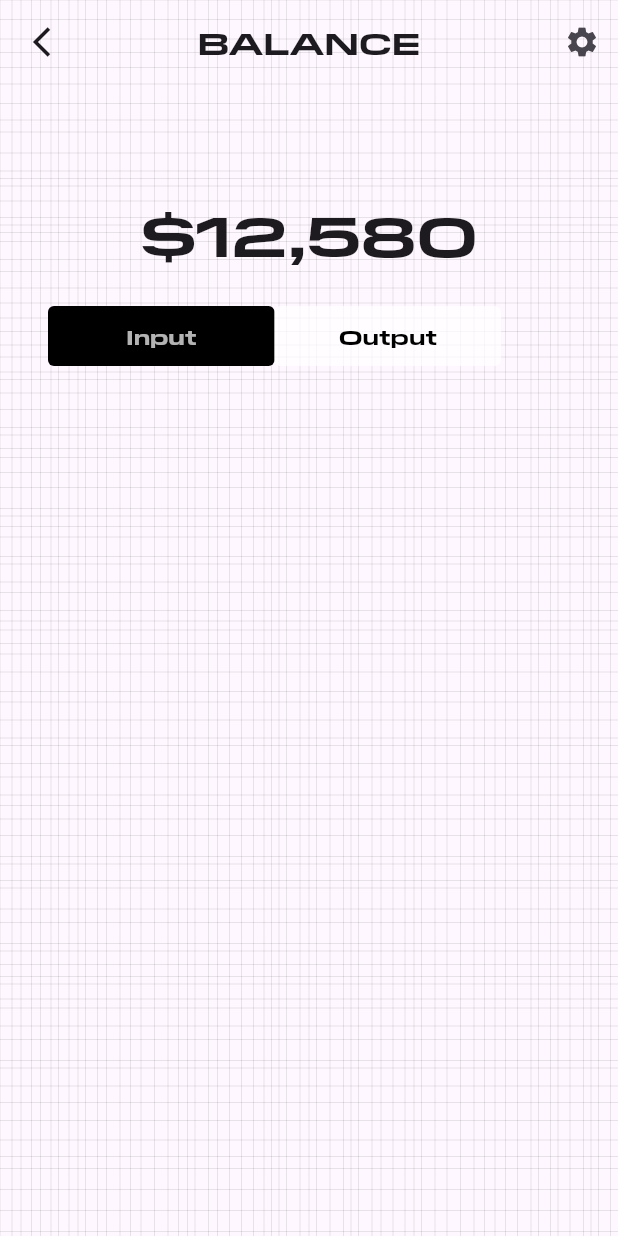
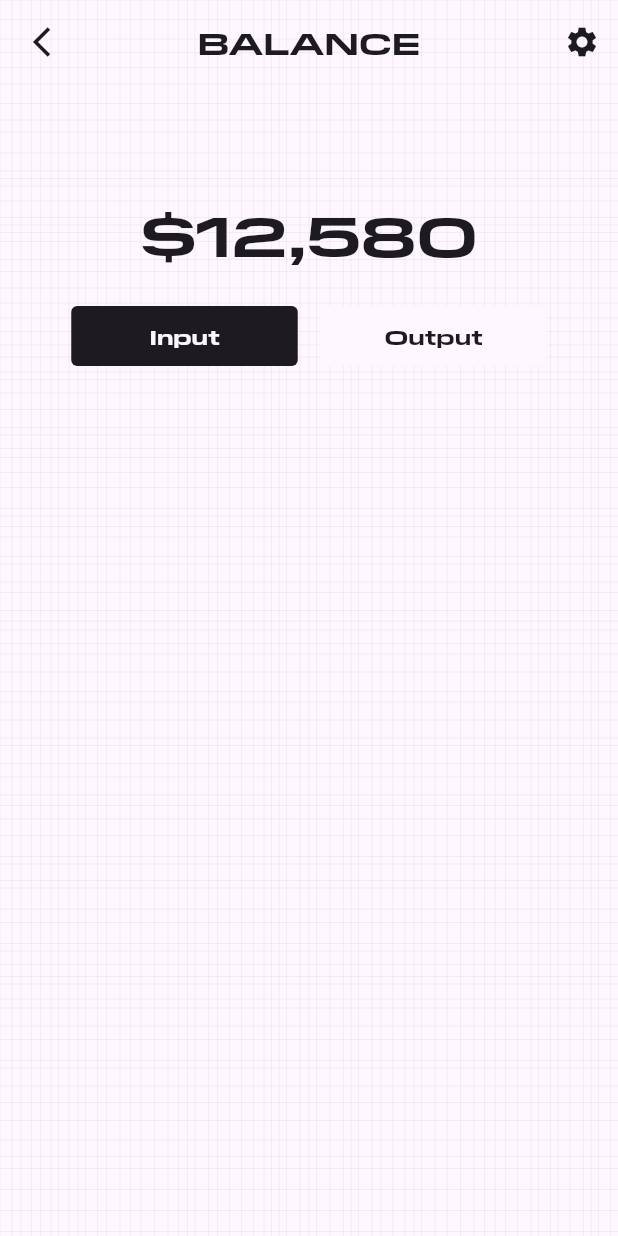
Before and after one commit to johnnybeatzxxd/Flutter-Keno-Android-App, a Flutter app: the screen it shows after launch, after a tap on the "arrow back ios" icon, on a phone screen of 412 x 824 dp. Run offline on Flutter 3.47's test engine with Material 3 defaults, Android fonts, the phone set to English and light mode, and no system bars.

Commit message:
fixed the balance page layout and made the colors to use the theme color

```diff
--- a/lib/pages/balance.dart
+++ b/lib/pages/balance.dart
@@ -1,5 +1,6 @@
 import "package:flutter/material.dart";
 import "dart:math";
+import "package:flutter/widgets.dart";
 
 class BalancePage extends StatelessWidget {
   const BalancePage({super.key});
@@ -11,42 +12,45 @@ class BalancePage extends StatelessWidget {
           children: [
             CustomPaint(
               size: Size.infinite,
-              painter: LinePainter(),
+              painter: LinePainter(context),
             ),
             Column(
               children: [
                 AppBar(
                   backgroundColor: Colors.transparent,
                   elevation: 0,
-                  title: const Text('BALANCE', style: TextStyle(fontFamily: "PilatExtended",fontSize: 20)),
+                  title: Text('BALANCE', style: TextStyle(color: Theme.of(context).colorScheme.onBackground, fontFamily: "PilatExtended",fontSize: 20)),
                   centerTitle: true,
-                  leading: IconButton(icon: const Icon(Icons.arrow_back_ios_sharp),onPressed: (){},),
-                  actions: [IconButton(onPressed: (){}, icon: const Icon(Icons.settings))],
+                  leading: IconButton(icon:  Icon(Icons.arrow_back_ios_sharp,color: Theme.of(context).colorScheme.onBackground,),onPressed: (){},),
+                  actions: [IconButton(onPressed: (){}, icon:  Icon(Icons.settings,color : Theme.of(context).colorScheme.onBackground))],
                 ),
                  Container(
                     padding: const EdgeInsets.fromLTRB(0,72,0,23),
-                    child: const Column(
+                    child: Column(
                       children: [
-                        Text('\$12,580', style: TextStyle(fontSize: 37, fontWeight: FontWeight.bold,fontFamily: "PilatExtended")),
+                        Text('\$12,580', style: TextStyle(color:Theme.of(context).colorScheme.onBackground,fontSize: 37, fontWeight: FontWeight.bold,fontFamily: "PilatExtended")),
                       ],
                     ),
                   ),
                  Padding(padding: const EdgeInsets.fromLTRB(32, 0, 32, 27),
                   child:Row(
                     crossAxisAlignment: CrossAxisAlignment.start,
-                    mainAxisAlignment: MainAxisAlignment.start,
+                    mainAxisAlignment: MainAxisAlignment.center,
                     children: [Container(
                       width: 151,
                       height: 40,
-                      decoration: BoxDecoration(borderRadius: BorderRadius.circular(4),color: Colors.black,),
-                    child: const Center(child: Text("Input",style:TextStyle(fontWeight: FontWeight.bold,fontFamily: "PilatExtended",color: Colors.white70))),
-                    ),Container(
+                      decoration: BoxDecoration(borderRadius: BorderRadius.circular(4),color: Theme.of(context).colorScheme.onBackground,),
+                    child: Center(child: Text("Input",style:TextStyle(fontWeight: FontWeight.bold,fontFamily: "PilatExtended",color: Theme.of(context).colorScheme.background))),
+                    ),
+                    const SizedBox(width: 15,),
+                    Container(
                       width: 151,
                       height: 40,
-                      decoration: BoxDecoration(borderRadius: BorderRadius.circular(4),color: Colors.white70,),
-                    child: const Center(child:Text("Output",style:TextStyle(fontWeight: FontWeight.bold,fontFamily: "PilatExtended",color: Colors.black))),
+                      decoration: BoxDecoration(borderRadius: BorderRadius.circular(4),color: Theme.of(context).colorScheme.background,),
+                    child: Center(child:Text("Output",style:TextStyle(fontWeight: FontWeight.bold,fontFamily: "PilatExtended",color: Theme.of(context).colorScheme.onBackground,))),
                     ),],
-                ))
+                )),
+
               ],
             ),
           ],
@@ -57,11 +61,14 @@ class BalancePage extends StatelessWidget {
 
 class LinePainter extends CustomPainter {
   final Random random = Random();
+  final BuildContext context;
+
+  LinePainter(this.context);
 
   @override
   void paint(Canvas canvas, Size size) {
     final paint = Paint()
-      ..color = const Color.fromARGB(31, 0, 0, 0)
+      ..color =  Theme.of(context).colorScheme.onBackground.withOpacity(0.07)
       ..strokeWidth = 0.5;
 
     for (var i = 0; i < size.width; i += 5 + random.nextInt(5)) {
--- a/lib/theme/theme.dart
+++ b/lib/theme/theme.dart
@@ -0,0 +1,10 @@
+import 'package:flutter/material.dart';
+
+ThemeData darktheme(){
+  return ThemeData(
+    colorScheme: ColorScheme(brightness: Brightness.dark, primary: Colors.black, onPrimary: Colors.white, secondary: Colors.grey.shade800, onSecondary: Colors.grey.shade200, error: Colors.black, onError: Colors.red, background: Colors.black, onBackground: Colors.white, surface: Colors.black54, onSurface: Colors.white54)
+  );
+}
+ThemeData lightheme(){
+  return ThemeData();
+}
```
